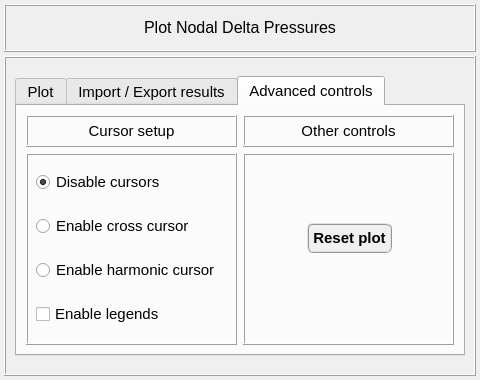
Before: the Qt Designer form data/user_input/ui/plots_/results_/acoustic_/plot_acoustic_delta_pressures_input.ui in open-pulse/OpenPulse, drawn with Qt 5.
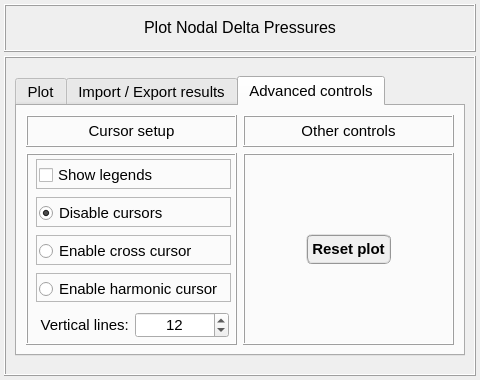
After: the same form once the commit is applied. The open tabs and pages were chosen to show the change.

The edit to the form file:
```diff
--- a/data/user_input/ui/plots_/results_/acoustic_/plot_acoustic_delta_pressures_input.ui
+++ b/data/user_input/ui/plots_/results_/acoustic_/plot_acoustic_delta_pressures_input.ui
@@ -1434,6 +1434,88 @@
               <number>8</number>
              </property>
              <item row="0" column="0">
+              <widget class="QFrame" name="frame_5">
+               <property name="frameShape">
+                <enum>QFrame::StyledPanel</enum>
+               </property>
+               <property name="frameShadow">
+                <enum>QFrame::Raised</enum>
+               </property>
+               <layout class="QGridLayout" name="gridLayout_13">
+                <property name="leftMargin">
+                 <number>2</number>
+                </property>
+                <property name="topMargin">
+                 <number>2</number>
+                </property>
+                <property name="rightMargin">
+                 <number>2</number>
+                </property>
+                <property name="bottomMargin">
+                 <number>2</number>
+                </property>
+                <property name="spacing">
+                 <number>2</number>
+                </property>
+                <item row="0" column="0">
+                 <widget class="QCheckBox" name="checkBox_legends">
+                  <property name="minimumSize">
+                   <size>
+                    <width>75</width>
+                    <height>26</height>
+                   </size>
+                  </property>
+                  <property name="maximumSize">
+                   <size>
+                    <width>200</width>
+                    <height>26</height>
+                   </size>
+                  </property>
+                  <property name="font">
+                   <font>
+                    <family>Arial</family>
+                    <pointsize>11</pointsize>
+                    <weight>50</weight>
+                    <italic>false</italic>
+                    <bold>false</bold>
+                   </font>
+                  </property>
+                  <property name="text">
+                   <string>Show legends</string>
+                  </property>
+                  <property name="checked">
+                   <bool>false</bool>
+                  </property>
+                 </widget>
+                </item>
+               </layout>
+              </widget>
+             </item>
+             <item row="1" column="0">
+              <widget class="QFrame" name="frame_4">
+               <property name="frameShape">
+                <enum>QFrame::StyledPanel</enum>
+               </property>
+               <property name="frameShadow">
+                <enum>QFrame::Raised</enum>
+               </property>
+               <layout class="QGridLayout" name="gridLayout_12">
+                <property name="leftMargin">
+                 <number>2</number>
+                </property>
+                <property name="topMargin">
+                 <number>2</number>
+                </property>
+                <property name="rightMargin">
+                 <number>2</number>
+                </property>
+                <property name="bottomMargin">
+                 <number>2</number>
+                </property>
+                <property name="spacing">
+                 <number>2</number>
+                </property>
+                <item row="0" column="0">
               <widget class="QRadioButton" name="radioButton_disable_cursors">
                <property name="minimumSize">
                 <size>
@@ -1464,38 +1546,175 @@
                </property>
               </widget>
              </item>
+               </layout>
+              </widget>
+             </item>
+             <item row="4" column="0">
+              <widget class="QFrame" name="frame">
+               <property name="frameShape">
+                <enum>QFrame::StyledPanel</enum>
+               </property>
+               <property name="frameShadow">
+                <enum>QFrame::Raised</enum>
+               </property>
+               <layout class="QGridLayout" name="gridLayout_10">
+                <property name="leftMargin">
+                 <number>2</number>
+                </property>
+                <property name="topMargin">
+                 <number>2</number>
+                </property>
+                <property name="rightMargin">
+                 <number>2</number>
+                </property>
+                <property name="bottomMargin">
+                 <number>2</number>
+                </property>
+                <property name="spacing">
+                 <number>2</number>
+                </property>
+                <item row="0" column="0">
+                 <widget class="QRadioButton" name="radioButton_harmonic_cursor">
+                  <property name="minimumSize">
+                   <size>
+                    <width>75</width>
+                    <height>26</height>
+                   </size>
+                  </property>
+                  <property name="maximumSize">
+                   <size>
+                    <width>200</width>
+                    <height>26</height>
+                   </size>
+                  </property>
+                  <property name="font">
+                   <font>
+                    <family>Arial</family>
+                    <pointsize>11</pointsize>
+                    <weight>50</weight>
+                    <italic>false</italic>
+                    <bold>false</bold>
+                   </font>
+                  </property>
+                  <property name="text">
+                   <string>Enable harmonic cursor</string>
+                  </property>
+                  <property name="checked">
+                   <bool>false</bool>
+                  </property>
+                 </widget>
+                </item>
+               </layout>
+              </widget>
+             </item>
+             <item row="5" column="0">
+              <widget class="QFrame" name="frame_vertical_lines">
+               <property name="frameShape">
+                <enum>QFrame::NoFrame</enum>
+               </property>
+               <property name="frameShadow">
+                <enum>QFrame::Raised</enum>
+               </property>
+               <layout class="QGridLayout" name="gridLayout_39">
+                <property name="leftMargin">
+                 <number>2</number>
+                </property>
+                <property name="topMargin">
+                 <number>2</number>
+                </property>
+                <property name="rightMargin">
+                 <number>2</number>
+                </property>
+                <property name="bottomMargin">
+                 <number>2</number>
+                </property>
+                <property name="spacing">
+                 <number>2</number>
+                </property>
+                <item row="0" column="0">
+                 <widget class="QLabel" name="label_14">
+                  <property name="minimumSize">
+                   <size>
+                    <width>0</width>
+                    <height>26</height>
+                   </size>
+                  </property>
+                  <property name="maximumSize">
+                   <size>
+                    <width>16777215</width>
+                    <height>26</height>
+                   </size>
+                  </property>
+                  <property name="baseSize">
+                   <size>
+                    <width>0</width>
+                    <height>0</height>
+                   </size>
+                  </property>
+                  <property name="text">
+                   <string>Vertical lines: </string>
+                  </property>
+                  <property name="alignment">
+                   <set>Qt::AlignRight|Qt::AlignTrailing|Qt::AlignVCenter</set>
+                  </property>
+                 </widget>
+                </item>
+                <item row="0" column="1">
+                 <widget class="QSpinBox" name="spinBox_vertical_lines">
+                  <property name="minimumSize">
+                   <size>
+                    <width>0</width>
+                    <height>26</height>
+                   </size>
+                  </property>
+                  <property name="maximumSize">
+                   <size>
+                    <width>16777215</width>
+                    <height>26</height>
+                   </size>
+                  </property>
+                  <property name="alignment">
+                   <set>Qt::AlignCenter</set>
+                  </property>
+                  <property name="minimum">
+                   <number>2</number>
+                  </property>
+                  <property name="maximum">
+                   <number>20</number>
+                  </property>
+                  <property name="value">
+                   <number>12</number>
+                  </property>
+                 </widget>
+                </item>
+               </layout>
+              </widget>
+             </item>
              <item row="3" column="0">
-              <widget class="QCheckBox" name="checkBox_legends">
-               <property name="minimumSize">
-                <size>
-                 <width>75</width>
-                 <height>26</height>
-                </size>
+              <widget class="QFrame" name="frame_3">
+               <property name="frameShape">
+                <enum>QFrame::StyledPanel</enum>
                </property>
-               <property name="maximumSize">
-                <size>
-                 <width>200</width>
-                 <height>26</height>
-                </size>
+               <property name="frameShadow">
+                <enum>QFrame::Raised</enum>
                </property>
-               <property name="font">
-                <font>
-                 <family>Arial</family>
-                 <pointsize>11</pointsize>
-                 <weight>50</weight>
-                 <italic>false</italic>
-                 <bold>false</bold>
-                </font>
-               </property>
-               <property name="text">
-                <string>Enable legends</string>
-               </property>
-               <property name="checked">
-                <bool>false</bool>
-               </property>
-              </widget>
-             </item>
-             <item row="1" column="0">
+               <layout class="QGridLayout" name="gridLayout_11">
+                <property name="leftMargin">
+                 <number>2</number>
+                </property>
+                <property name="topMargin">
+                 <number>2</number>
+                </property>
+                <property name="rightMargin">
+                 <number>2</number>
+                </property>
+                <property name="bottomMargin">
+                 <number>2</number>
+                </property>
+                <property name="spacing">
+                 <number>2</number>
+                </property>
+                <item row="0" column="0">
               <widget class="QRadioButton" name="radioButton_cross_cursor">
                <property name="minimumSize">
                 <size>
@@ -1526,35 +1745,7 @@
                </property>
               </widget>
              </item>
-             <item row="2" column="0">
-              <widget class="QRadioButton" name="radioButton_harmonic_cursor">
-               <property name="minimumSize">
-                <size>
-                 <width>75</width>
-                 <height>26</height>
-                </size>
-               </property>
-               <property name="maximumSize">
-                <size>
-                 <width>200</width>
-                 <height>26</height>
-                </size>
-               </property>
-               <property name="font">
-                <font>
-                 <family>Arial</family>
-                 <pointsize>11</pointsize>
-                 <weight>50</weight>
-                 <italic>false</italic>
-                 <bold>false</bold>
-                </font>
-               </property>
-               <property name="text">
-                <string>Enable harmonic cursor</string>
-               </property>
-               <property name="checked">
-                <bool>false</bool>
-               </property>
+               </layout>
               </widget>
              </item>
             </layout>
@@ -1568,15 +1759,9 @@
             <property name="frameShadow">
              <enum>QFrame::Raised</enum>
             </property>
+            <layout class="QGridLayout" name="gridLayout_14">
+             <item row="0" column="0">
             <widget class="QPushButton" name="pushButton_ResetPlot">
-             <property name="geometry">
-              <rect>
-               <x>64</x>
-               <y>70</y>
-               <width>85</width>
-               <height>30</height>
-              </rect>
-             </property>
              <property name="minimumSize">
               <size>
                <width>85</width>
@@ -1607,6 +1792,8 @@
               <string>Reset plot</string>
              </property>
             </widget>
+             </item>
+            </layout>
            </widget>
           </item>
          </layout>
```
Lines whose indentation alone changed are shown as unchanged.
